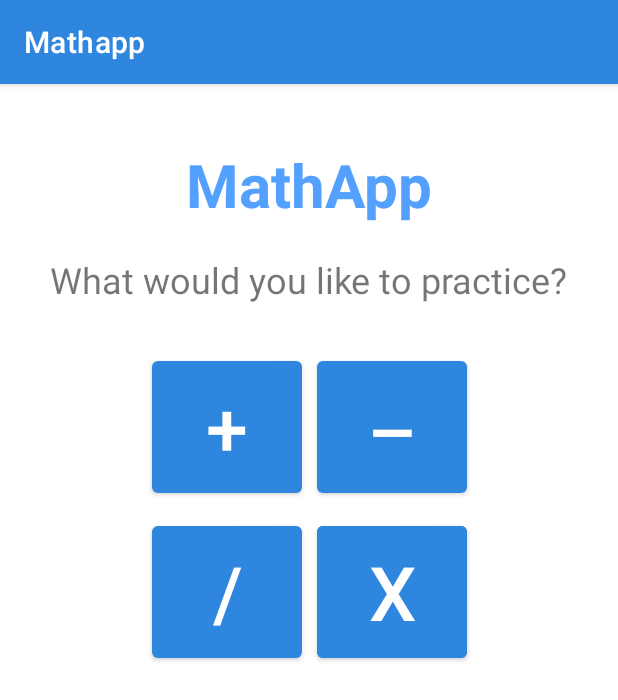
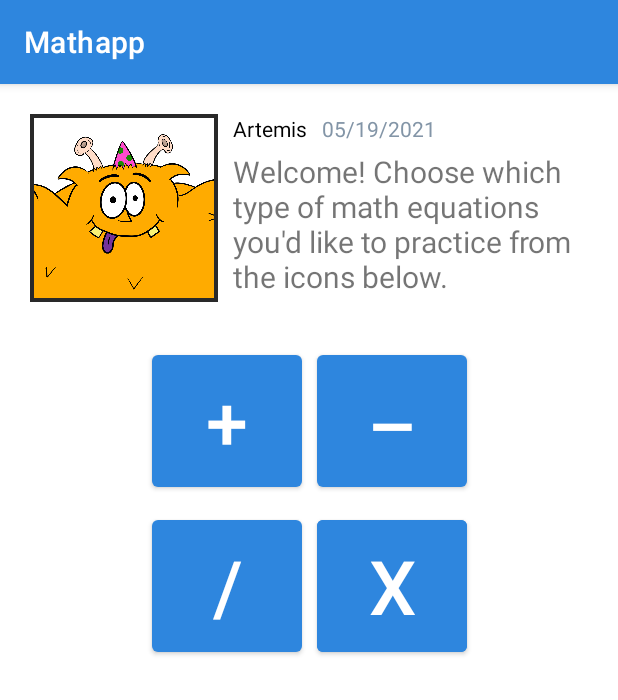
Before and after one commit to Jason-TXLS4/mathapp, an Android app: the screen it shows after launch (MainActivity), on a phone screen of 412 x 824 dp. Shown: the top 700 px of the screen. Run offline under Robolectric (Android 15) with nearby library versions, the phone set to English and light mode, and no system bars.

Commit message:
added artemis image and chat

```diff
--- a/src/main/java/ca/echocreativeworks/mathapp/MainActivity.java
+++ b/src/main/java/ca/echocreativeworks/mathapp/MainActivity.java
@@ -8,6 +8,11 @@ import android.content.SharedPreferences;
 import android.os.Bundle;
 import android.view.View;
 import android.widget.Button;
+import android.widget.TextView;
+
+import java.text.SimpleDateFormat;
+import java.util.Calendar;
+import java.util.Date;
 
 public class MainActivity extends AppCompatActivity {
 
@@ -15,6 +20,10 @@ public class MainActivity extends AppCompatActivity {
     Context context;
     SharedPreferences sharedPref;
     SharedPreferences.Editor editor;
+    TextView tv_date_time;
+    Calendar cal;
+    String date;
+    SimpleDateFormat dateFormat;
 
     @Override
     protected void onCreate(Bundle savedInstanceState) {
@@ -28,6 +37,12 @@ public class MainActivity extends AppCompatActivity {
         btn_select_subtraction = findViewById(R.id.btn_select_subtraction);
         btn_select_division = findViewById(R.id.btn_select_division);
         btn_select_multiplication = findViewById(R.id.btn_select_multiplication);
+        tv_date_time = findViewById(R.id.tv_date_time);
+        cal = Calendar.getInstance();
+        dateFormat = new SimpleDateFormat("MM/dd/yyyy");
+        date = dateFormat.format(cal.getTime());
+        tv_date_time.setText(date);
+
 
     }
 
--- a/src/main/java/ca/echocreativeworks/mathapp/equationsActivity.java
+++ b/src/main/java/ca/echocreativeworks/mathapp/equationsActivity.java
@@ -209,16 +209,22 @@ public class equationsActivity extends AppCompatActivity {
         //takes in the activity type
         switch (t) {
             case 1:
-                for (int i = 1; i < high + 1; i++) {
-                    for (int j = 1; j < high + 1; j++) {
+                if(high > 5){
+                    low = high - 4;
+                }
+                for (int i = low; i < high + 1; i++) {
+                    for (int j = low; j < high + 1; j++) {
                         Equation e = new Equation(i, j, i + j);
                         list.add(e);
                     }
                 }
                 break;
             case 2:
-                for (int i = 1; i < high + 1; i++) {
-                    for (int j = 1; j < high + 1; j++) {
+                if(high > 5){
+                    low = high - 4;
+                }
+                for (int i = low; i < high + 1; i++) {
+                    for (int j = low; j < high + 1; j++) {
                         Equation e = new Equation(i, j, i - j);
                         list.add(e);
                     }
--- a/src/main/res/layout/activity_main.xml
+++ b/src/main/res/layout/activity_main.xml
@@ -6,40 +6,14 @@
     android:layout_height="match_parent"
     tools:context=".MainActivity">
 
-    <TextView
-        android:id="@+id/tv_app_title"
-        android:layout_width="wrap_content"
-        android:layout_height="wrap_content"
-        android:layout_marginTop="40dp"
-        android:text="MathApp"
-        android:textSize="40dp"
-        android:textColor="#54a0ff"
-        android:textStyle="bold"
-        app:layout_constraintEnd_toEndOf="parent"
-        app:layout_constraintStart_toStartOf="parent"
-        app:layout_constraintTop_toTopOf="parent" />
-
-    <TextView
-        android:id="@+id/tv_greeting"
-        android:layout_width="wrap_content"
-        android:layout_height="wrap_content"
-        android:layout_marginTop="20dp"
-        android:text="What would you like to practice?"
-        android:textSize="24dp"
-        app:layout_constraintEnd_toEndOf="parent"
-        app:layout_constraintStart_toStartOf="parent"
-        app:layout_constraintTop_toBottomOf="@+id/tv_app_title" />
-
     <FrameLayout
         android:id="@+id/frameLayout"
         android:layout_width="210dp"
         android:layout_height="210dp"
-        android:layout_marginTop="32dp"
+        android:layout_marginTop="20dp"
         app:layout_constraintEnd_toEndOf="parent"
         app:layout_constraintStart_toStartOf="parent"
-        app:layout_constraintTop_toBottomOf="@+id/tv_greeting">
-
-    </FrameLayout>
+        app:layout_constraintTop_toBottomOf="@+id/frameLayout4" />
 
     <Button
         android:id="@+id/btn_select_addition"
@@ -96,4 +70,63 @@
         app:layout_constraintStart_toEndOf="@+id/btn_select_division"
         app:layout_constraintTop_toTopOf="@+id/btn_select_division" />
 
+    <FrameLayout
+        android:id="@+id/frameLayout3"
+        android:layout_width="125dp"
+        android:layout_height="125dp"
+        android:layout_marginLeft="20dp"
+        android:layout_marginTop="20dp"
+        app:layout_constraintStart_toStartOf="parent"
+        app:layout_constraintTop_toTopOf="parent">
+
+        <ImageView
+            android:id="@+id/imageView"
+            android:layout_width="wrap_content"
+            android:layout_height="wrap_content"
+            app:srcCompat="@drawable/artemisphotobox" />
+    </FrameLayout>
+
+    <TextView
+        android:id="@+id/tv_artemis_name"
+        android:layout_width="wrap_content"
+        android:layout_height="wrap_content"
+        android:layout_marginStart="10dp"
+        android:layout_marginLeft="10dp"
+        android:text="Artemis"
+        android:textColor="@color/black"
+        app:layout_constraintStart_toEndOf="@+id/frameLayout3"
+        app:layout_constraintTop_toTopOf="@+id/frameLayout3" />
+
+    <TextView
+        android:id="@+id/tv_date_time"
+        android:layout_width="wrap_content"
+        android:layout_height="wrap_content"
+        android:layout_marginStart="10dp"
+        android:layout_marginLeft="10dp"
+        android:text="date"
+        android:textColor="@color/grey"
+        app:layout_constraintStart_toEndOf="@+id/tv_artemis_name"
+        app:layout_constraintTop_toTopOf="@+id/tv_artemis_name" />
+
+    <FrameLayout
+        android:id="@+id/frameLayout4"
+        android:layout_width="match_parent"
+        android:layout_height="110dp"
+        android:layout_marginStart="155dp"
+        android:layout_marginLeft="10dp"
+        android:layout_marginTop="5dp"
+        android:layout_marginEnd="10dp"
+        android:layout_marginRight="10dp"
+        app:layout_constraintEnd_toEndOf="parent"
+        app:layout_constraintStart_toEndOf="@+id/frameLayout3"
+        app:layout_constraintTop_toBottomOf="@+id/tv_artemis_name">
+
+        <TextView
+            android:id="@+id/textView3"
+            android:layout_width="wrap_content"
+            android:layout_height="wrap_content"
+            android:textSize="20dp"
+            android:text="@string/welcome" />
+    </FrameLayout>
+
 </androidx.constraintlayout.widget.ConstraintLayout>
--- a/src/main/res/values/colors.xml
+++ b/src/main/res/values/colors.xml
@@ -9,4 +9,6 @@
     <color name="white">#FFFFFFFF</color>
     <color name="green">#FF1dd1a1</color>
     <color name="red">#FFee5253</color>
+    <color name="grey">#8395a7</color>
+
 </resources>
--- a/src/main/res/values/strings.xml
+++ b/src/main/res/values/strings.xml
@@ -1,3 +1,5 @@
-<resources>
+<resources xmlns:tools="http://schemas.android.com/tools">
     <string name="app_name">Mathapp</string>
+    <string name="welcome" tools:ignore="StringEscaping">Welcome! Choose which type of math equations you\'d like to practice from the icons below.</string>
+
 </resources>
```
Also changed, not shown: src/main/res/drawable/artemisphotobox.png (added), src/main/res/mipmap-hdpi/ic_launcher.png, src/main/res/mipmap-mdpi/ic_launcher.png, src/main/res/mipmap-xhdpi/ic_launcher.png, src/main/res/mipmap-xxhdpi/ic_launcher.png, src/main/res/mipmap-xxxhdpi/ic_launcher.png.
